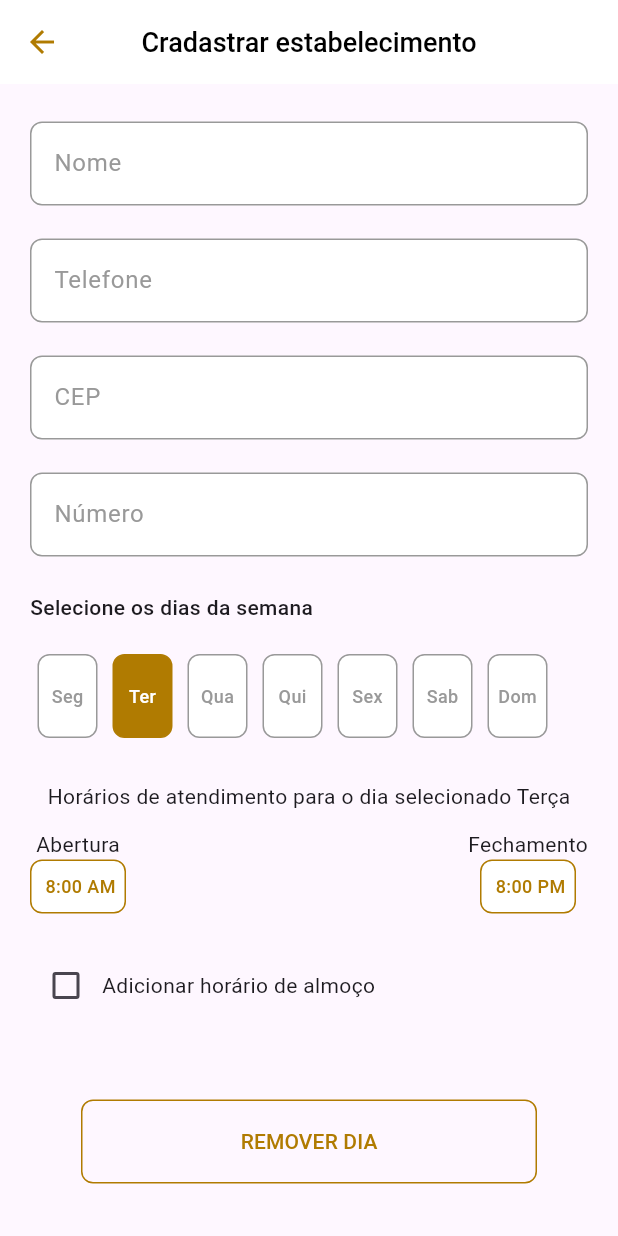
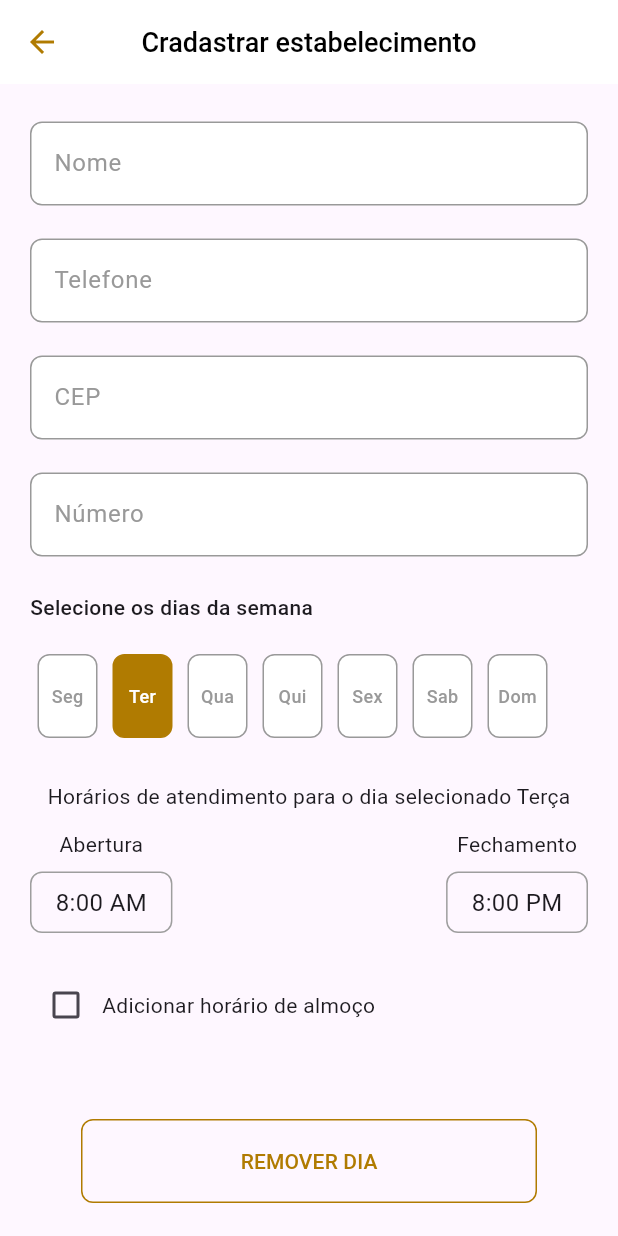
Before and after one commit to soh-apps/labarber-app, a Flutter app: the BarbershopRegisterPage screen opened by its route, after a tap on "Seg", after a tap on "REMOVER DIA", after a tap on "Ter", on a phone screen of 412 x 824 dp. Run offline on Flutter 3.47's test engine with Material 3 defaults, Android fonts, the phone set to English and light mode, and no system bars; our stand-ins replace bloc, dio, equatable, firebase_auth, firebase_core, flutter_bloc and 6 more; missing offline and left inert: validatorless; accounts and stored records are empty; Roboto replaces fonts that are missing (Poppins).

Commit message:
Feature: Adicionando TimeUtils e adicionando comportamento dinamico no horario de almoco

```diff
--- /dev/null
+++ b/lib/core/ui/widgets/custom_check_box.dart
@@ -0,0 +1,27 @@
+import 'package:flutter/material.dart';
+
+class CustomCheckbox extends StatelessWidget {
+  final bool value;
+  final String label;
+  final ValueChanged<bool?> onChanged;
+
+  const CustomCheckbox({
+    super.key,
+    required this.value,
+    required this.label,
+    required this.onChanged,
+  });
+
+  @override
+  Widget build(BuildContext context) {
+    return Row(
+      children: [
+        Checkbox(
+          value: value,
+          onChanged: onChanged,
+        ),
+        Text(label),
+      ],
+    );
+  }
+}
--- a/lib/features/admin/barbershop/presentation/pages/barbershop_register_page.dart
+++ b/lib/features/admin/barbershop/presentation/pages/barbershop_register_page.dart
@@ -3,7 +3,9 @@ import 'dart:developer';
 import 'package:flutter/material.dart';
 import 'package:flutter_bloc/flutter_bloc.dart';
 import 'package:la_barber/core/formatters.dart';
-import 'package:la_barber/core/ui/app_color.dart';
+import 'package:la_barber/core/time_utils.dart';
+import 'package:la_barber/core/ui/widgets/custom_check_box.dart';
+import 'package:la_barber/features/admin/barbershop/presentation/widgets/time_display.dart';
 import 'package:la_barber/features/admin/barbershop/repository/entities/work_days.dart';
 import 'package:validatorless/validatorless.dart';
 
@@ -41,7 +43,7 @@ class _BarbershopRegisterPageState extends State<BarbershopRegisterPage> {
     super.dispose();
   }
 
-  bool horarioAlmoco = true;
+  bool isHorarioAlmoco = true;
   bool visibleHorarioAbertura = true;
   List<WorkDays> openingDays = [];
 
@@ -69,15 +71,11 @@ class _BarbershopRegisterPageState extends State<BarbershopRegisterPage> {
 
     if (type == 'start') {
       initialTime = selectedDay.startTime != null
-          ? TimeOfDay(
-              hour: int.parse(selectedDay.startTime!.split(":")[0]),
-              minute: int.parse(selectedDay.startTime!.split(":")[1]))
+          ? TimeUtils.getTimeOfDayFromString(selectedDay.startTime!)
           : const TimeOfDay(hour: 8, minute: 00);
     } else {
       initialTime = selectedDay.endTime != null
-          ? TimeOfDay(
-              hour: int.parse(selectedDay.endTime!.split(":")[0]),
-              minute: int.parse(selectedDay.endTime!.split(":")[1]))
+          ? TimeUtils.getTimeOfDayFromString(selectedDay.startTime!)
           : const TimeOfDay(hour: 20, minute: 00);
     }
 
@@ -97,27 +95,80 @@ class _BarbershopRegisterPageState extends State<BarbershopRegisterPage> {
     });
   }
 
+  void _selectBreakTime(BuildContext context, int weekDayNumber, String type) async {
+    WorkDays? selectedDay = openingDays.firstWhere((day) => day.numberDay == weekDayNumber,
+        orElse: () => WorkDays(numberDay: weekDayNumber));
+    TimeOfDay? initialTime;
+
+    if (type == 'breakStart') {
+      initialTime = selectedDay.breakStartTime != null
+          ? TimeUtils.getTimeOfDayFromString(selectedDay.startTime!)
+          : const TimeOfDay(hour: 12, minute: 00);
+    } else {
+      initialTime = selectedDay.breakEndTime != null
+          ? TimeUtils.getTimeOfDayFromString(selectedDay.startTime!)
+          : const TimeOfDay(hour: 13, minute: 00);
+    }
+
+    await _selectTime(context, initialTime, (time) {
+      if (time != null) {
+        setState(() {
+          String formattedTime = '${time.hour.toString().padLeft(2, '0')}:${time.minute.toString().padLeft(2, '0')}';
+          if (type == 'breakStart') {
+            selectedDay.breakStartTime = formattedTime;
+            _horaInicioAlmoco = time;
+          } else {
+            selectedDay.breakEndTime = formattedTime;
+            _horaFimAlmoco = time;
+          }
+          openingDays = openingDays.where((day) => day.numberDay != weekDayNumber).toList();
+          openingDays.add(selectedDay);
+        });
+      }
+    });
+  }
+
   void addOpenDay(String weekDay) {
     int weekDayNumber = Formatters.getNumberDayofWeek(weekDay);
     if (weekDayNumber != 0) {
       bool alreadyExists = openingDays.any((day) => day.numberDay == weekDayNumber);
       if (!alreadyExists) {
         setState(() {
-          openingDays.add(WorkDays(numberDay: weekDayNumber, isWork: true, startTime: '08:00', endTime: '20:00'));
+          isHorarioAlmoco = false;
+          openingDays.add(WorkDays(
+            numberDay: weekDayNumber,
+            isWork: true,
+            startTime: '08:00',
+            endTime: '20:00',
+            isAlmoco: false,
+            breakStartTime: isHorarioAlmoco ? '12:00' : null,
+            breakEndTime: isHorarioAlmoco ? '13:00' : null,
+          ));
           diaSemanaString = weekDay;
         });
         log(openingDays.map((e) => e.numberDay).toList().toString());
       } else {
         setState(() {
-          // Find the existing WorkDays for the selected day
           WorkDays selectedDay = openingDays.firstWhere((day) => day.numberDay == weekDayNumber);
-          // Update _horaAbertura and _horaFechamento with the values from selectedDay
           _horaAbertura = TimeOfDay(
-              hour: int.parse(selectedDay.startTime!.split(":")[0]),
-              minute: int.parse(selectedDay.startTime!.split(":")[1]));
+              hour: TimeUtils.getHourFromTimeString(selectedDay.startTime!),
+              minute: TimeUtils.getMinuteFromTimeString(selectedDay.startTime!));
           _horaFechamento = TimeOfDay(
-              hour: int.parse(selectedDay.endTime!.split(":")[0]),
-              minute: int.parse(selectedDay.endTime!.split(":")[1]));
+              hour: TimeUtils.getHourFromTimeString(selectedDay.endTime!),
+              minute: TimeUtils.getMinuteFromTimeString(selectedDay.endTime!));
+          if (selectedDay.isAlmoco) {
+            isHorarioAlmoco = true;
+            _horaInicioAlmoco = TimeOfDay(
+                hour: TimeUtils.getHourFromTimeString(selectedDay.breakStartTime!),
+                minute: TimeUtils.getMinuteFromTimeString(selectedDay.breakStartTime!));
+            _horaFimAlmoco = TimeOfDay(
+                hour: TimeUtils.getHourFromTimeString(selectedDay.breakEndTime!),
+                minute: TimeUtils.getMinuteFromTimeString(selectedDay.breakEndTime!));
+          } else {
+            _horaInicioAlmoco = null;
+            _horaFimAlmoco = null;
+          }
+          isHorarioAlmoco = selectedDay.isAlmoco;
           diaSemanaString = weekDay;
         });
         log('Dia da semana já selecionado');
@@ -137,6 +188,36 @@ class _BarbershopRegisterPageState extends State<BarbershopRegisterPage> {
       log(openingDays.map((e) => e.numberDay).toList().toString());
     } else {
       log('Erro ao selecionar dia da semana');
+    }
+  }
+
+  void checkBoxAlmoco(bool value) {
+    if (value) {
+      openingDays = openingDays.map((day) {
+        if (day.numberDay == Formatters.getNumberDayofWeek(diaSemanaString)) {
+          day.isAlmoco = true;
+          day.breakStartTime = isHorarioAlmoco ? '12:00' : null;
+          day.breakEndTime = isHorarioAlmoco ? '13:00' : null;
+        }
+        setState(() {
+          isHorarioAlmoco = value;
+          _horaInicioAlmoco = TimeUtils.getTimeOfDayFromString(day.breakStartTime ?? '12:00');
+          _horaFimAlmoco = TimeUtils.getTimeOfDayFromString(day.breakStartTime ?? '13:00');
+        });
+        return day;
+      }).toList();
+    } else {
+      openingDays = openingDays.map((day) {
+        if (day.numberDay == Formatters.getNumberDayofWeek(diaSemanaString)) {
+          day.isAlmoco = false;
+          day.breakStartTime = null;
+          day.breakEndTime = null;
+        }
+        setState(() {
+          isHorarioAlmoco = value;
+        });
+        return day;
+      }).toList();
     }
   }
 
@@ -277,12 +358,13 @@ class _BarbershopRegisterPageState extends State<BarbershopRegisterPage> {
                       ),
                       const SizedBox(height: 24),
                       CustomCheckbox(
-                        value: horarioAlmoco,
+                        value: isHorarioAlmoco,
                         label: 'Adicionar horário de almoço',
                         onChanged: (value) {
-                          setState(() {
-                            horarioAlmoco = value ?? false;
-                          });
+                          checkBoxAlmoco(value ?? false);
+                          // setState(() {
+                          //   isHorarioAlmoco = value ?? false;
+                          // });
                         },
                       ),
                     ],
@@ -290,19 +372,21 @@ class _BarbershopRegisterPageState extends State<BarbershopRegisterPage> {
                 ),
                 const SizedBox(height: 4),
                 Visibility(
-                  visible: horarioAlmoco,
+                  visible: isHorarioAlmoco,
                   child: Row(
                     mainAxisAlignment: MainAxisAlignment.spaceBetween,
                     children: [
                       TimeDisplay(
                         label: 'Início',
                         time: _horaInicioAlmoco,
-                        onSelectTime: () => _selectTime(context, _horaInicioAlmoco, (time) => _horaInicioAlmoco = time),
+                        onSelectTime: () =>
+                            _selectBreakTime(context, Formatters.getNumberDayofWeek(diaSemanaString), 'breakStart'),
                       ),
                       TimeDisplay(
                         label: 'Fim',
                         time: _horaFimAlmoco,
-                        onSelectTime: () => _selectTime(context, _horaFimAlmoco, (time) => _horaFimAlmoco = time),
+                        onSelectTime: () =>
+                            _selectBreakTime(context, Formatters.getNumberDayofWeek(diaSemanaString), 'breakEnd'),
                       ),
                     ],
                   ),
@@ -315,7 +399,7 @@ class _BarbershopRegisterPageState extends State<BarbershopRegisterPage> {
                     onPressed: () {
                       removeOpenDay(diaSemanaString);
                       diaSemanaString = '';
-                      horarioAlmoco = false;
+                      isHorarioAlmoco = false;
                       visibleHorarioAbertura = false;
                     },
                     child: const Text('REMOVER DIA'),
@@ -348,82 +432,3 @@ class _BarbershopRegisterPageState extends State<BarbershopRegisterPage> {
     );
   }
 }
-
-class TimeDisplay extends StatelessWidget {
-  final String label;
-  final TimeOfDay? time;
-  final VoidCallback onSelectTime;
-
-  const TimeDisplay({
-    super.key,
-    this.label = '',
-    required this.time,
-    required this.onSelectTime,
-  });
-
-  @override
-  Widget build(BuildContext context) {
-    return Column(
-      children: [
-        Visibility(visible: label.isNotEmpty, child: Text(label)),
-        GestureDetector(
-          onTap: onSelectTime,
-          child: Container(
-            width: 64,
-            height: 36,
-            decoration: BoxDecoration(
-              borderRadius: BorderRadius.circular(8),
-              color: Colors.white,
-              border: Border.all(
-                color: AppColor.corSecundaria,
-              ),
-            ),
-            child: Center(
-              child: Text(
-                time == null ? '---' : ' ${time!.format(context)}',
-                style: TextStyle(
-                  fontSize: 12,
-                  color: AppColor.corSecundaria,
-                  fontWeight: FontWeight.w500,
-                ),
-              ),
-            ),
-          ),
-        ),
-      ],
-    );
-  }
-}
-
-class CustomCheckbox extends StatelessWidget {
-  final bool value;
-  final ValueChanged<bool?> onChanged;
-  final String label;
-
-  const CustomCheckbox({
-    super.key,
-    required this.value,
-    required this.onChanged,
-    this.label = '',
-  });
-
-  @override
-  Widget build(BuildContext context) {
-    return Row(
-      children: [
-        Checkbox(
-          value: value,
-          onChanged: onChanged,
-        ),
-        Expanded(
-          child: Text(
-            label,
-            style: const TextStyle(
-              fontSize: 14,
-            ),
-          ),
-        ),
-      ],
-    );
-  }
-}
--- /dev/null
+++ b/lib/features/admin/barbershop/presentation/widgets/time_display.dart
@@ -0,0 +1,38 @@
+import 'package:flutter/material.dart';
+
+class TimeDisplay extends StatelessWidget {
+  final String label;
+  final TimeOfDay? time;
+  final VoidCallback onSelectTime;
+
+  const TimeDisplay({
+    super.key,
+    required this.label,
+    required this.time,
+    required this.onSelectTime,
+  });
+
+  @override
+  Widget build(BuildContext context) {
+    return Column(
+      children: [
+        Text(label),
+        const SizedBox(height: 8),
+        GestureDetector(
+          onTap: onSelectTime,
+          child: Container(
+            padding: const EdgeInsets.symmetric(vertical: 8, horizontal: 16),
+            decoration: BoxDecoration(
+              border: Border.all(color: Colors.grey),
+              borderRadius: BorderRadius.circular(8),
+            ),
+            child: Text(
+              time != null ? time!.format(context) : '--:--',
+              style: const TextStyle(fontSize: 16),
+            ),
+          ),
+        ),
+      ],
+    );
+  }
+}
--- a/lib/features/admin/barbershop/repository/entities/work_days.dart
+++ b/lib/features/admin/barbershop/repository/entities/work_days.dart
@@ -1,6 +1,7 @@
 class WorkDays {
   int numberDay;
   bool isWork;
+  bool isAlmoco;
   String? startTime;
   String? endTime;
   String? breakStartTime;
@@ -9,6 +10,7 @@ class WorkDays {
   WorkDays({
     required this.numberDay,
     this.isWork = false,
+    this.isAlmoco = false,
     this.startTime,
     this.endTime,
     this.breakStartTime,
```
Also changed, not shown: lib/core/time_utils.dart (added, +20 -0 lines).
